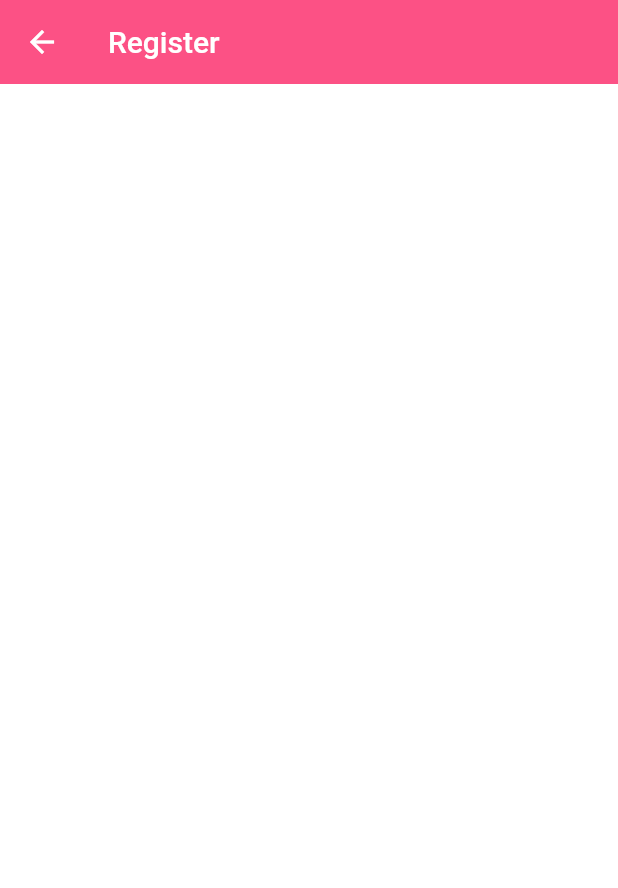
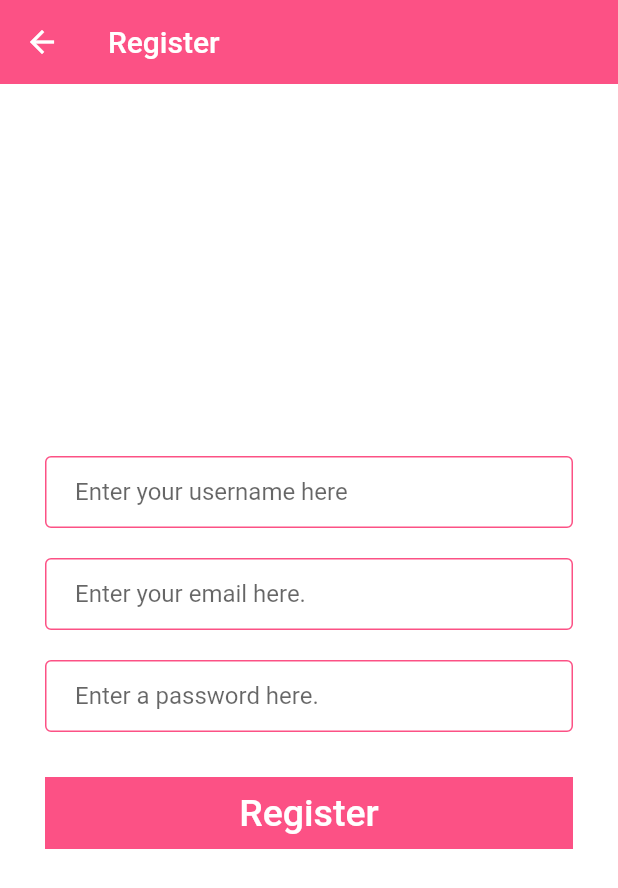
Before and after one commit to emirariemir/Golden-Chat, a Flutter app: the screen it shows after launch, after a tap on "Register", on a phone screen of 412 x 824 dp. Shown: the top 888 px of the screen. Run offline on Flutter 3.47's test engine with Material 2 defaults, Android fonts, the phone set to English and light mode, and no system bars.

Commit message:
Register screen template complete

```diff
--- a/lib/components/constants.dart
+++ b/lib/components/constants.dart
@@ -1,5 +1,33 @@
 import 'package:flutter/material.dart';
 
 // COLORS
-const Color pinkColor = Color(0xFFFC5185);
-const Color blueColor = Color(0xFF3FC1C9);
+const Color kPinkColor = Color(0xFFFC5185);
+const Color kBlueColor = Color(0xFF3FC1C9);
+
+const InputDecoration kLoginDecoration = InputDecoration(
+  hintText: 'Enter your value here',
+  contentPadding: EdgeInsets.symmetric(vertical: 10.0, horizontal: 20.0),
+  border: OutlineInputBorder(
+    borderRadius: BorderRadius.all(Radius.zero),
+  ),
+  enabledBorder: OutlineInputBorder(
+    borderSide: BorderSide(color: kBlueColor, width: 1.0),
+  ),
+  focusedBorder: OutlineInputBorder(
+    borderSide: BorderSide(color: kBlueColor, width: 3.0),
+  ),
+);
+
+const InputDecoration kRegisterDecoration = InputDecoration(
+  hintText: 'Enter your value here',
+  contentPadding: EdgeInsets.symmetric(vertical: 10.0, horizontal: 20.0),
+  border: OutlineInputBorder(
+    borderRadius: BorderRadius.all(Radius.zero),
+  ),
+  enabledBorder: OutlineInputBorder(
+    borderSide: BorderSide(color: kPinkColor, width: 1.0),
+  ),
+  focusedBorder: OutlineInputBorder(
+    borderSide: BorderSide(color: kPinkColor, width: 3.0),
+  ),
+);
--- a/lib/screens/registration_screen.dart
+++ b/lib/screens/registration_screen.dart
@@ -1,3 +1,4 @@
+import 'package:au_chat/components/blob_button.dart';
 import 'package:flutter/material.dart';
 import 'package:au_chat/components/constants.dart';
 
@@ -15,9 +16,56 @@ class _RegistrationScreenState extends State<RegistrationScreen> {
       appBar: AppBar(
         title: const Text('Register'),
         elevation: 0.0,
-        backgroundColor: pinkColor,
+        backgroundColor: kPinkColor,
       ),
       backgroundColor: Colors.white,
+      body: Padding(
+        padding: const EdgeInsets.symmetric(horizontal: 20.0),
+        child: Column(
+          mainAxisAlignment: MainAxisAlignment.center,
+          crossAxisAlignment: CrossAxisAlignment.stretch,
+          children: [
+            Padding(
+              padding: const EdgeInsets.symmetric(horizontal: 10.0),
+              child: TextField(
+                onChanged: (value) {},
+                decoration: kRegisterDecoration.copyWith(
+                  hintText: 'Enter your username here',
+                ),
+              ),
+            ),
+            const SizedBox(
+              height: 20.0,
+            ),
+            Padding(
+              padding: const EdgeInsets.symmetric(horizontal: 10.0),
+              child: TextField(
+                keyboardType: TextInputType.emailAddress,
+                onChanged: (value) {},
+                decoration: kRegisterDecoration.copyWith(
+                    hintText: 'Enter your email here.'),
+              ),
+            ),
+            const SizedBox(
+              height: 20.0,
+            ),
+            Padding(
+              padding: const EdgeInsets.symmetric(horizontal: 10.0),
+              child: TextField(
+                obscureText: true,
+                onChanged: (value) {},
+                decoration: kRegisterDecoration.copyWith(
+                  hintText: 'Enter a password here.',
+                ),
+              ),
+            ),
+            const SizedBox(
+              height: 20.0,
+            ),
+            BlobButton(title: 'Register', color: kPinkColor, onTap: () {}),
+          ],
+        ),
+      ),
     );
   }
 }
--- a/lib/screens/welcome_screen.dart
+++ b/lib/screens/welcome_screen.dart
@@ -58,7 +58,7 @@ class _WelcomeScreenState extends State<WelcomeScreen> {
               padding: const EdgeInsets.only(top: 60.0),
               child: BlobButton(
                 title: 'Login',
-                color: blueColor,
+                color: kBlueColor,
                 onTap: () {
                   Navigator.pushNamed(context, 'login-screen');
                 },
@@ -66,7 +66,7 @@ class _WelcomeScreenState extends State<WelcomeScreen> {
             ),
             BlobButton(
               title: 'Register',
-              color: pinkColor,
+              color: kPinkColor,
               onTap: () {
                 Navigator.pushNamed(context, 'registration-screen');
               },
```
Also changed, not shown: lib/screens/login_screen.dart (+20 -41 lines).
